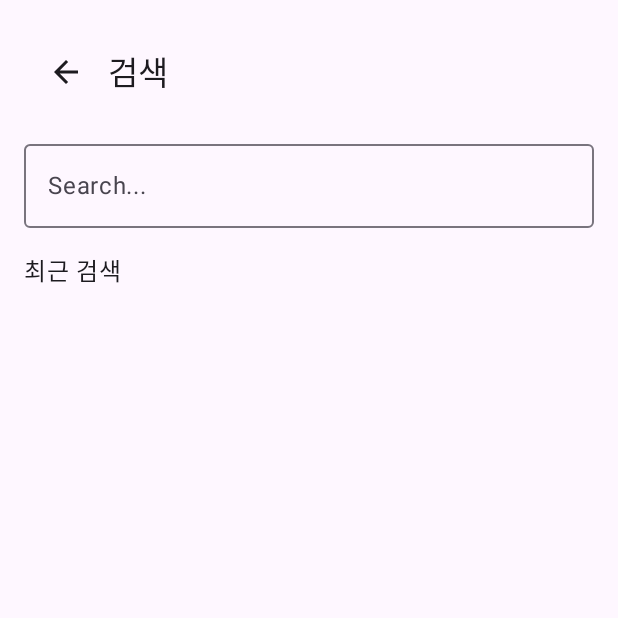
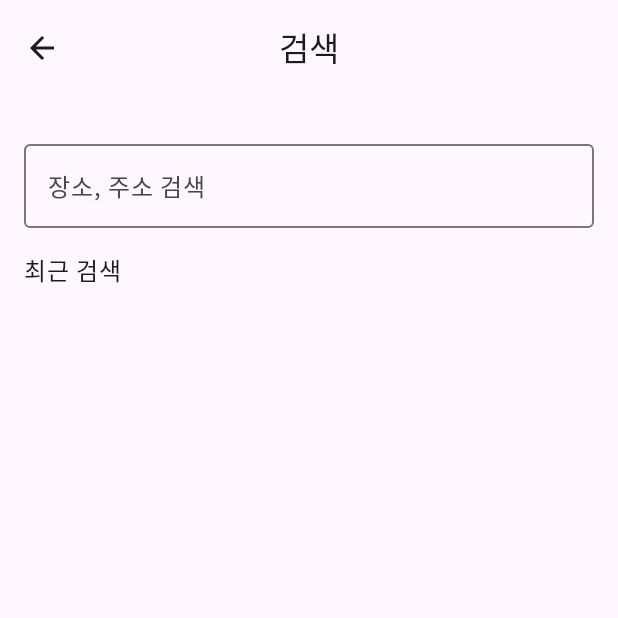
Before and after one commit to changs97/RouteSearch, an Android app built with Jetpack Compose: the composable SearchDetailScreen called with empty values, on a phone screen of 412 x 824 dp, the top half of it. Run offline under Robolectric (Android 15) with nearby library versions, the phone set to English and light mode, and no system bars; our stand-ins replace Dagger/Hilt's generated code, Timber; libraries missing offline, so code that uses them is left out: com.naver.maps; 1 statement that could not run was skipped.

Commit message:
Update SearchDetailScreen logic and ui - 최근 검색어 클릭 시 클릭한 검색어로 검색되도록 수정 - App bar 구성 UI 변경 - 검색 창 키워드 변경 - 최근 검색어 표시 UI 변경 - 검색 결과 항목 클릭 시 최근 검색어를 DB에 저장하도록 수정

```diff
--- a/app/src/main/java/com/changs/routesearch/ui/compose/SearchDetailScreen.kt
+++ b/app/src/main/java/com/changs/routesearch/ui/compose/SearchDetailScreen.kt
@@ -14,12 +14,14 @@ import androidx.compose.foundation.text.KeyboardOptions
 import androidx.compose.material.icons.Icons
 import androidx.compose.material.icons.filled.ArrowBack
 import androidx.compose.material.icons.filled.Clear
+import androidx.compose.material3.CenterAlignedTopAppBar
 import androidx.compose.material3.ExperimentalMaterial3Api
 import androidx.compose.material3.Icon
 import androidx.compose.material3.IconButton
 import androidx.compose.material3.OutlinedTextField
+import androidx.compose.material3.Scaffold
+import androidx.compose.material3.Surface
 import androidx.compose.material3.Text
-import androidx.compose.material3.TopAppBar
 import androidx.compose.runtime.Composable
 import androidx.compose.runtime.LaunchedEffect
 import androidx.compose.runtime.collectAsState
@@ -38,8 +40,7 @@ import com.changs.routesearch.util.formatMonthDay
 @OptIn(ExperimentalMaterial3Api::class)
 @Composable
 fun SearchDetailScreen(
-    mapViewModel: MapViewModel,
-    type: String, onBackClick: () -> Unit
+    mapViewModel: MapViewModel, type: String, onBackClick: () -> Unit
 ) {
     val searchUiState by mapViewModel.searchUiState.collectAsState()
 
@@ -49,27 +50,42 @@ fun SearchDetailScreen(
 
     val keyboardController = LocalSoftwareKeyboardController.current
 
+    Scaffold(topBar = {
+        CenterAlignedTopAppBar(
+            title = {
+                Text(
+                    "검색",
+                )
+            },
+            navigationIcon = {
+                IconButton(onClick = {
+                    mapViewModel.updateSearchText(TextFieldValue(""))
+                    onBackClick()
+                }) {
+                    Icon(
+                        imageVector = Icons.Filled.ArrowBack,
+                        contentDescription = "Localized description"
+                    )
+                }
+            },
+        )
+    }, content = { paddingValues ->
+        Surface(
+            modifier = Modifier
+                .fillMaxSize()
+                .padding(paddingValues)
+        ) {
             Column(
                 modifier = Modifier
                     .fillMaxSize()
                     .padding(16.dp)
             ) {
-        TopAppBar(title = { Text(text = "검색") }, navigationIcon = {
-            IconButton(onClick = {
-                mapViewModel.updateSearchText(TextFieldValue(""))
-                onBackClick()
-            }) {
-                Icon(imageVector = Icons.Default.ArrowBack, contentDescription = "Back")
-            }
-        }, modifier = Modifier.fillMaxWidth()
-        )
 
-        OutlinedTextField(
-            value = searchUiState.searchText,
+                OutlinedTextField(value = searchUiState.searchText,
                     onValueChange = {
                         mapViewModel.updateSearchText(it)
                     },
-            label = { Text("Search...") },
+                    label = { Text("장소, 주소 검색") },
                     modifier = Modifier
                         .fillMaxWidth()
                         .padding(vertical = 8.dp),
@@ -90,25 +106,30 @@ fun SearchDetailScreen(
 
                     LazyColumn {
                         items(searchUiState.recentSearchs) { search ->
-                    Row(
-                        modifier = Modifier
+                            Row(modifier = Modifier
+                                .clickable {
+                                    mapViewModel.updateSearchText(TextFieldValue(search.name))
+                                }
                                 .fillMaxWidth()
                                 .padding(vertical = 8.dp),
                                 horizontalArrangement = Arrangement.SpaceBetween,
-                        verticalAlignment = Alignment.CenterVertically
-                    ) {
-                        Column {
+                                verticalAlignment = Alignment.CenterVertically) {
                                 Text(text = search.name, fontSize = 18.sp, color = Color.Black)
+                                Row(verticalAlignment = Alignment.CenterVertically) {
                                     Text(
                                         text = formatMonthDay(search.timestamp),
                                         fontSize = 14.sp,
                                         color = Color.Gray
                                     )
-                        }
+
                                     IconButton(onClick = {
                                         mapViewModel.deleteRecentSearch(search.name)
                                     }) {
-                            Icon(imageVector = Icons.Filled.Clear, contentDescription = "Delete")
+                                        Icon(
+                                            imageVector = Icons.Filled.Clear,
+                                            contentDescription = "Delete"
+                                        )
+                                    }
                                 }
                             }
                         }
@@ -129,6 +150,7 @@ fun SearchDetailScreen(
                                     } else {
                                         mapViewModel.updateDestinationLocation(result)
                                     }
+                                    mapViewModel.addRecentSearch()
                                     mapViewModel.updateSearchText(TextFieldValue(""))
                                     onBackClick()
                                 }) {
@@ -139,3 +161,6 @@ fun SearchDetailScreen(
                 }
             }
         }
+    })
+
+}
```
Lines whose indentation alone changed are shown as unchanged.
